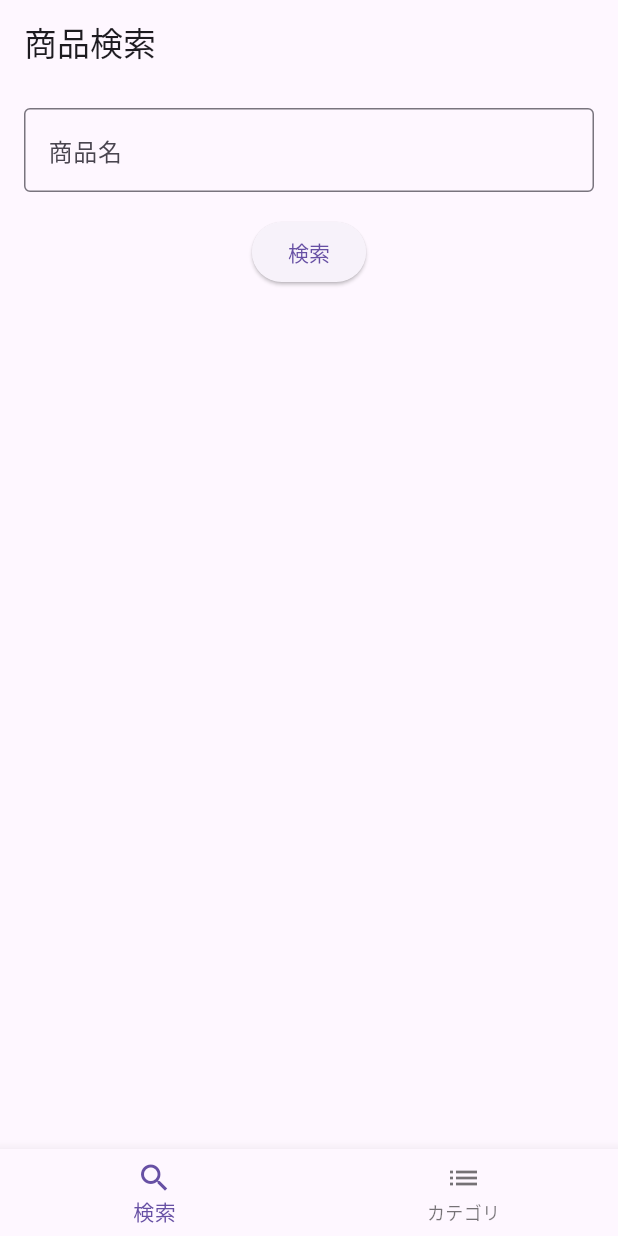
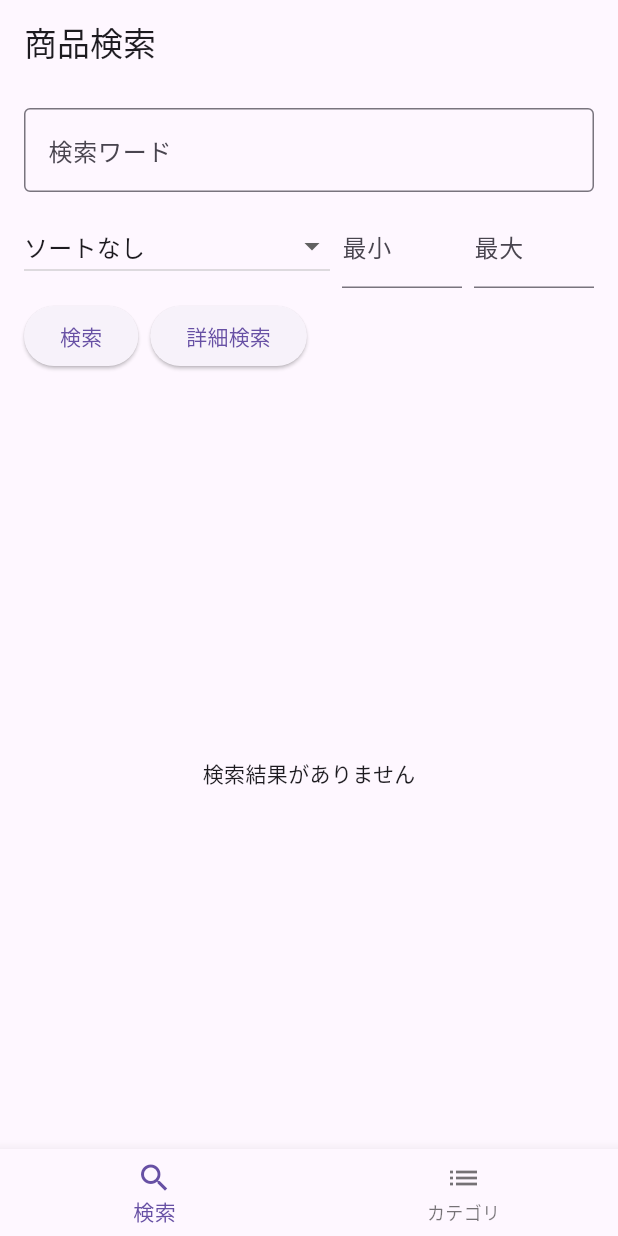
Before and after one commit to YuichiroKawabata-fg/FlutterPoC, a Flutter app: the screen it shows after launch, on a phone screen of 412 x 824 dp. Run offline on Flutter 3.47's test engine with Material 3 defaults, Android fonts, the phone set to English and light mode, and no system bars.

Commit message:
Add UI mockups for search and product screens

```diff
--- /dev/null
+++ b/shop_compare/lib/screens/detail_search_screen.dart
@@ -0,0 +1,15 @@
+import 'package:flutter/material.dart';
+
+class DetailSearchScreen extends StatelessWidget {
+  const DetailSearchScreen({Key? key}) : super(key: key);
+
+  @override
+  Widget build(BuildContext context) {
+    return Scaffold(
+      appBar: AppBar(title: const Text('詳細検索')),
+      body: const Center(
+        child: Text('詳細検索画面は未実装です'),
+      ),
+    );
+  }
+}
--- a/shop_compare/lib/screens/search_screen.dart
+++ b/shop_compare/lib/screens/search_screen.dart
@@ -1,7 +1,9 @@
 import 'package:flutter/material.dart';
 import 'package:provider/provider.dart';
 import '../providers/shop_provider.dart';
-import 'result_screen.dart';
+import '../models/product.dart';
+import 'detail_search_screen.dart';
+import 'product_screen.dart';
 
 class SearchScreen extends StatefulWidget {
   const SearchScreen({Key? key}) : super(key: key);
@@ -10,41 +12,164 @@ class SearchScreen extends StatefulWidget {
   State<SearchScreen> createState() => _SearchScreenState();
 }
 
+class _AggregatedProduct {
+  final String name;
+  final List<Product> offers;
+  _AggregatedProduct({required this.name, required this.offers});
+
+  int get minPrice => offers.map((p) => p.price).reduce((a, b) => a < b ? a : b);
+  int get maxPrice => offers.map((p) => p.price).reduce((a, b) => a > b ? a : b);
+  List<String> get shopNames => offers.map((p) => p.shopName).toList();
+}
+
 class _SearchScreenState extends State<SearchScreen> {
   final _controller = TextEditingController();
+  final _minController = TextEditingController();
+  final _maxController = TextEditingController();
+  String _sort = 'none';
 
   @override
   Widget build(BuildContext context) {
+    final results = context.watch<ShopProvider>().results;
+    final aggregated = _aggregate(results);
     return Scaffold(
       appBar: AppBar(title: const Text('商品検索')),
-      body: Padding(
-        padding: const EdgeInsets.all(16.0),
-        child: Column(
+      body: Column(
+        children: [
+          Padding(
+            padding: const EdgeInsets.all(16.0),
+            child: _buildSearchArea(context),
+          ),
+          Expanded(
+            child: aggregated.isEmpty
+                ? const Center(child: Text('検索結果がありません'))
+                : ListView.builder(
+                    itemCount: aggregated.length,
+                    itemBuilder: (context, index) {
+                      final item = aggregated[index];
+                      return GestureDetector(
+                        onTap: () {
+                          Navigator.push(
+                            context,
+                            MaterialPageRoute(
+                              builder: (_) => ProductScreen(
+                                productName: item.name,
+                                offers: item.offers,
+                              ),
+                            ),
+                          );
+                        },
+                        child: Card(
+                          margin: const EdgeInsets.all(8),
+                          child: Row(
+                            children: [
+                              const SizedBox(
+                                width: 80,
+                                height: 80,
+                                child: Icon(Icons.image, size: 50),
+                              ),
+                              Expanded(
+                                child: ListTile(
+                                  title: Text(item.name),
+                                  subtitle: Text(
+                                      '取扱: ${item.shopNames.join(', ')}\n最安値: ¥${item.minPrice}  最高値: ¥${item.maxPrice}'),
+                                ),
+                              ),
+                            ],
+                          ),
+                        ),
+                      );
+                    },
+                  ),
+          ),
+        ],
+      ),
+    );
+  }
+
+  Widget _buildSearchArea(BuildContext context) {
+    return Column(
+      children: [
+        TextField(
+          controller: _controller,
+          decoration: const InputDecoration(
+            labelText: '検索ワード',
+            border: OutlineInputBorder(),
+          ),
+        ),
+        const SizedBox(height: 8),
+        Row(
           children: [
-            TextField(
-              controller: _controller,
-              decoration: const InputDecoration(
-                labelText: '商品名',
-                border: OutlineInputBorder(),
+            Expanded(
+              child: DropdownButton<String>(
+                value: _sort,
+                isExpanded: true,
+                items: const [
+                  DropdownMenuItem(value: 'none', child: Text('ソートなし')),
+                  DropdownMenuItem(value: 'asc', child: Text('価格が安い順')),
+                  DropdownMenuItem(value: 'desc', child: Text('価格が高い順')),
+                ],
+                onChanged: (v) => setState(() => _sort = v ?? 'none'),
               ),
             ),
-            const SizedBox(height: 16),
+            const SizedBox(width: 8),
+            SizedBox(
+              width: 80,
+              child: TextField(
+                controller: _minController,
+                keyboardType: TextInputType.number,
+                decoration: const InputDecoration(labelText: '最小'),
+              ),
+            ),
+            const SizedBox(width: 8),
+            SizedBox(
+              width: 80,
+              child: TextField(
+                controller: _maxController,
+                keyboardType: TextInputType.number,
+                decoration: const InputDecoration(labelText: '最大'),
+              ),
+            ),
+          ],
+        ),
+        const SizedBox(height: 8),
+        Row(
+          children: [
             ElevatedButton(
               onPressed: () {
-                context.read<ShopProvider>().search(_controller.text).then((_) {
-                  Navigator.push(
-                    context,
-                    MaterialPageRoute(
-                      builder: (_) => const ResultScreen(),
-                    ),
-                  );
-                });
+                context.read<ShopProvider>().search(_controller.text);
               },
               child: const Text('検索'),
             ),
+            const SizedBox(width: 8),
+            ElevatedButton(
+              onPressed: () {
+                Navigator.push(
+                  context,
+                  MaterialPageRoute(builder: (_) => const DetailSearchScreen()),
+                );
+              },
+              child: const Text('詳細検索'),
+            ),
           ],
         ),
-      ),
+      ],
     );
   }
+
+  List<_AggregatedProduct> _aggregate(List<Product> list) {
+    final map = <String, List<Product>>{};
+    for (var p in list) {
+      map.putIfAbsent(p.name, () => []).add(p);
+    }
+    final items = map.entries
+        .map((e) => _AggregatedProduct(name: e.key, offers: e.value))
+        .toList();
+    if (_sort == 'asc') {
+      items.sort((a, b) => a.minPrice.compareTo(b.minPrice));
+    } else if (_sort == 'desc') {
+      items.sort((a, b) => b.maxPrice.compareTo(a.maxPrice));
+    }
+    return items;
+  }
 }
--- a/shop_compare/pubspec.yaml
+++ b/shop_compare/pubspec.yaml
@@ -10,6 +10,7 @@ dependencies:
   flutter:
     sdk: flutter
   provider: ^6.0.5
+  url_launcher: ^6.1.10
 
   cupertino_icons: ^1.0.2
 
```
Also changed, not shown: shop_compare/lib/providers/shop_provider.dart (+4 -4 lines), shop_compare/lib/screens/product_screen.dart (added, +57 -0 lines).
